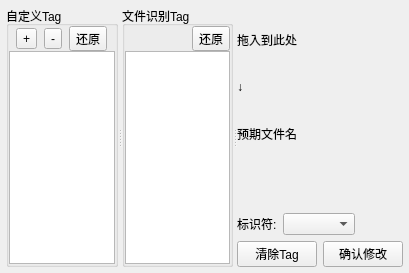
PPJUST/EasyFileTags, file ui/ui_main.ui: the form before one commit.
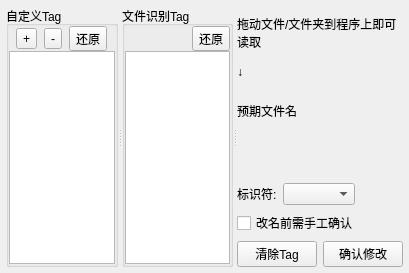
The form after the commit.

Patch:
```diff
--- a/ui/ui_main.ui
+++ b/ui/ui_main.ui
@@ -144,13 +144,13 @@
        </layout>
       </widget>
       <widget class="QWidget" name="layoutWidget">
-       <layout class="QVBoxLayout" name="verticalLayout_4" stretch="1,0,0,0">
+       <layout class="QVBoxLayout" name="verticalLayout_4" stretch="1,0,0,0,0">
         <item>
          <layout class="QVBoxLayout" name="verticalLayout_3" stretch="1,0,1">
           <item>
            <widget class="QLabel" name="label_filename_original">
             <property name="text">
-             <string>拖入到此处</string>
+             <string>拖动文件/文件夹到程序上即可读取</string>
             </property>
             <property name="wordWrap">
              <bool>true</bool>
@@ -216,6 +216,13 @@
           </item>
          </layout>
         </item>
+        <item>
+         <widget class="QCheckBox" name="checkBox_rename_make_sure">
+          <property name="text">
+           <string>改名前需手工确认</string>
+          </property>
+         </widget>
+        </item>
         <item>
          <layout class="QHBoxLayout" name="horizontalLayout_3">
           <item>
```
